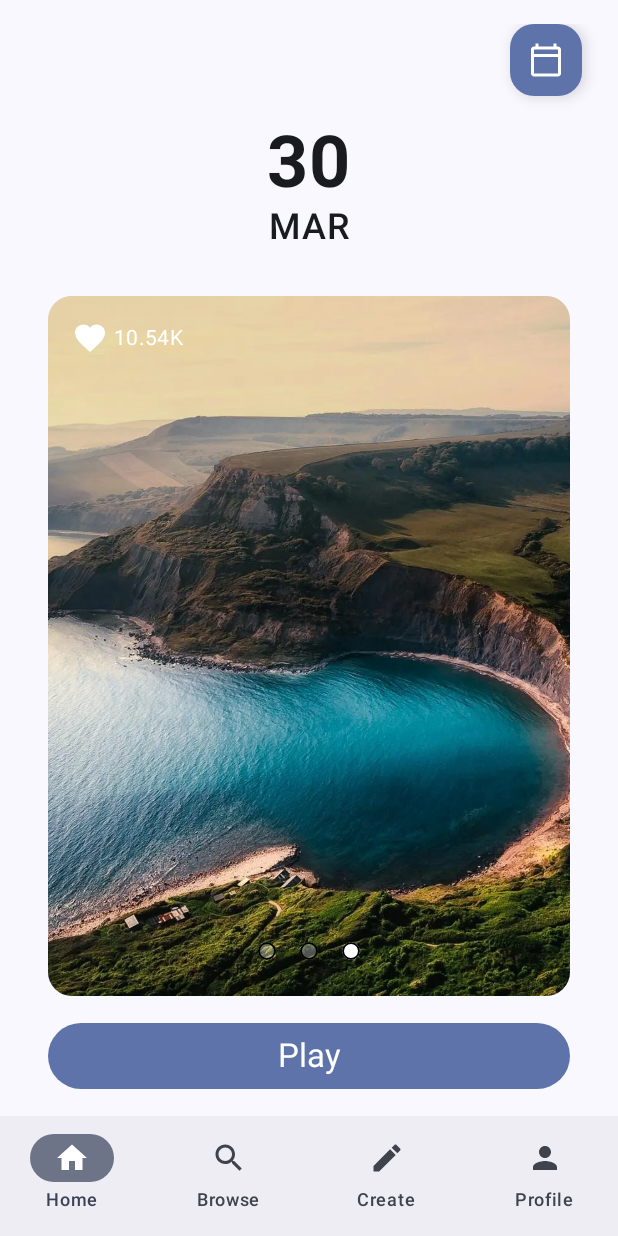
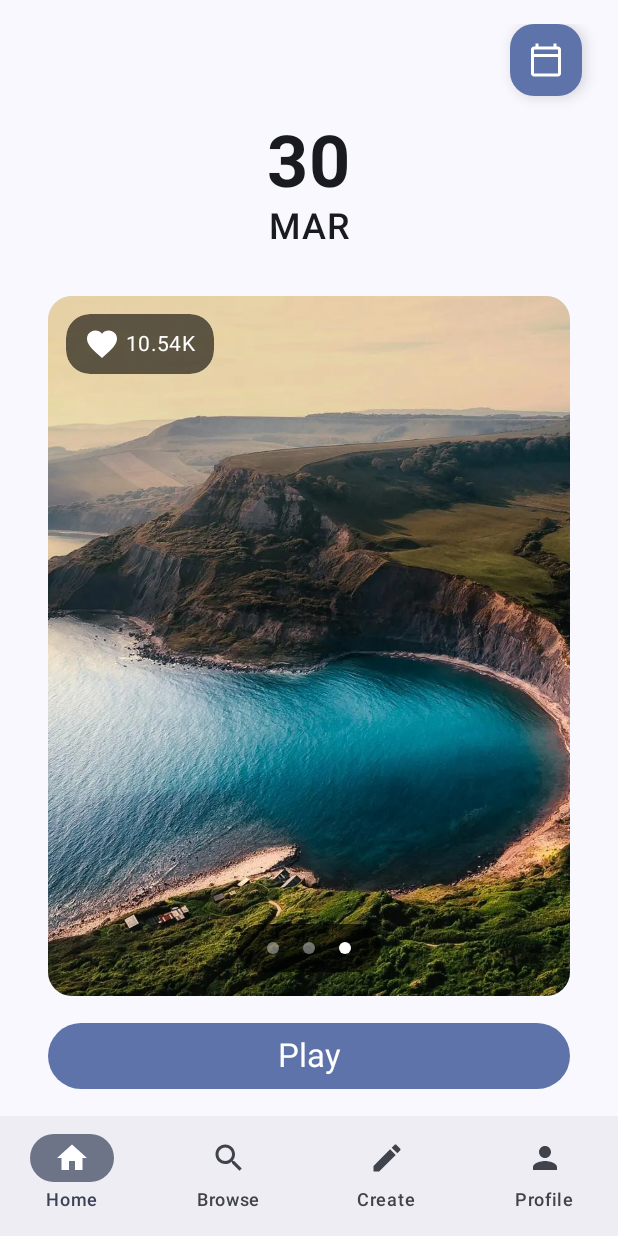
Before and after one commit to ShinKev/puzzlepals, an Android app built with Jetpack Compose: the screen it shows after launch (MainActivity), on a phone screen of 412 x 824 dp. Run offline under Robolectric (Android 15) with nearby library versions, the phone set to English and light mode, and no system bars; our stand-ins replace Dagger/Hilt's generated code; pictures from the network do not load.

Commit message:
feat: rework design of Paginationdots and LikesCount to make them more visible

```diff
--- a/presentation/src/main/java/com/freelancekc/puzzlepals/presentation/components/ImageCarousel.kt
+++ b/presentation/src/main/java/com/freelancekc/puzzlepals/presentation/components/ImageCarousel.kt
@@ -120,7 +120,9 @@ private fun BoxScope.PuzzlePager(
                 }
 
                 LikesCount(
-                    modifier = Modifier.align(alignment = Alignment.TopStart),
+                    modifier = Modifier
+                        .align(alignment = Alignment.TopStart)
+                        .padding(12.dp),
                     likesCount = puzzles[page].likes
                 )
             }
--- a/presentation/src/main/java/com/freelancekc/puzzlepals/presentation/components/LikesCount.kt
+++ b/presentation/src/main/java/com/freelancekc/puzzlepals/presentation/components/LikesCount.kt
@@ -1,16 +1,22 @@
 package com.freelancekc.puzzlepals.presentation.components
 
+import androidx.compose.foundation.layout.Arrangement
+import androidx.compose.foundation.layout.Column
 import androidx.compose.foundation.layout.Row
 import androidx.compose.foundation.layout.padding
+import androidx.compose.foundation.shape.RoundedCornerShape
 import androidx.compose.material.icons.Icons
 import androidx.compose.material.icons.filled.Favorite
 import androidx.compose.material3.Icon
 import androidx.compose.material3.MaterialTheme
+import androidx.compose.material3.Surface
 import androidx.compose.material3.Text
 import androidx.compose.runtime.Composable
 import androidx.compose.ui.Alignment
 import androidx.compose.ui.Modifier
+import androidx.compose.ui.draw.clip
 import androidx.compose.ui.graphics.Color
+import androidx.compose.ui.tooling.preview.Preview
 import androidx.compose.ui.unit.dp
 import com.freelancekc.puzzlepals.domain.util.NumberFormatUtils
 
@@ -19,8 +25,13 @@ fun LikesCount(
     likesCount: Long,
     modifier: Modifier = Modifier
 ) {
+    Surface(
+        modifier = modifier.clip(RoundedCornerShape(16.dp)),
+        color = Color.Black.copy(alpha = 0.6f),
+        shape = RoundedCornerShape(16.dp)
+    ) {
         Row(
-        modifier = modifier.padding(16.dp),
+            modifier = Modifier.padding(horizontal = 12.dp, vertical = 8.dp),
             verticalAlignment = Alignment.CenterVertically
         ) {
             Icon(
@@ -36,3 +47,20 @@ fun LikesCount(
             )
         }
     }
+}
+
+@Preview(showBackground = true)
+@Composable
+fun LikesCountPreview() {
+    Column(
+        modifier = Modifier.padding(16.dp),
+        verticalArrangement = Arrangement.spacedBy(16.dp)
+    ) {
+        LikesCount(likesCount = 10_321_555)
+        LikesCount(likesCount = 1_321_555)
+        LikesCount(likesCount = 358_120)
+        LikesCount(likesCount = 10_544)
+        LikesCount(likesCount = 1_456)
+        LikesCount(likesCount = 531)
+    }
+}
--- a/presentation/src/main/java/com/freelancekc/puzzlepals/presentation/components/PaginationDots.kt
+++ b/presentation/src/main/java/com/freelancekc/puzzlepals/presentation/components/PaginationDots.kt
@@ -1,17 +1,18 @@
 package com.freelancekc.puzzlepals.presentation.components
 
 import androidx.compose.foundation.background
-import androidx.compose.foundation.border
 import androidx.compose.foundation.layout.Box
 import androidx.compose.foundation.layout.Row
 import androidx.compose.foundation.layout.padding
 import androidx.compose.foundation.layout.size
 import androidx.compose.foundation.shape.CircleShape
-import androidx.compose.material3.MaterialTheme
+import androidx.compose.foundation.shape.RoundedCornerShape
+import androidx.compose.material3.Surface
 import androidx.compose.runtime.Composable
 import androidx.compose.ui.Alignment
 import androidx.compose.ui.Modifier
 import androidx.compose.ui.draw.clip
+import androidx.compose.ui.graphics.Color
 import androidx.compose.ui.tooling.preview.Preview
 import androidx.compose.ui.unit.dp
 
@@ -21,25 +22,28 @@ fun PaginationDots(
     currentPage: Int,
     modifier: Modifier = Modifier
 ) {
+    Surface(
+        modifier = modifier.clip(RoundedCornerShape(16.dp)),
+        color = Color.Black.copy(alpha = 0.6f),
+        shape = RoundedCornerShape(16.dp)
+    ) {
         Row(
-        modifier = modifier,
+            modifier = Modifier.padding(horizontal = 12.dp, vertical = 4.dp),
             verticalAlignment = Alignment.CenterVertically
         ) {
-
             repeat(pageCount) { page ->
                 val color = if (page == currentPage) {
-                androidx.compose.ui.graphics.Color.White
+                    Color.White
                 } else {
-                androidx.compose.ui.graphics.Color.White.copy(alpha = 0.3f)
+                    Color.White.copy(alpha = 0.4f)
                 }
                 Box(
                     modifier = Modifier
                         .padding(8.dp)
-                    .clip(CircleShape)
-                    .border(1.dp, androidx.compose.ui.graphics.Color.Black, CircleShape)
                         .background(color, CircleShape)
-                    .size(12.dp)
+                        .size(8.dp)
                 )
+            }
         }
     }
 }
```
Lines whose indentation alone changed are shown as unchanged.
